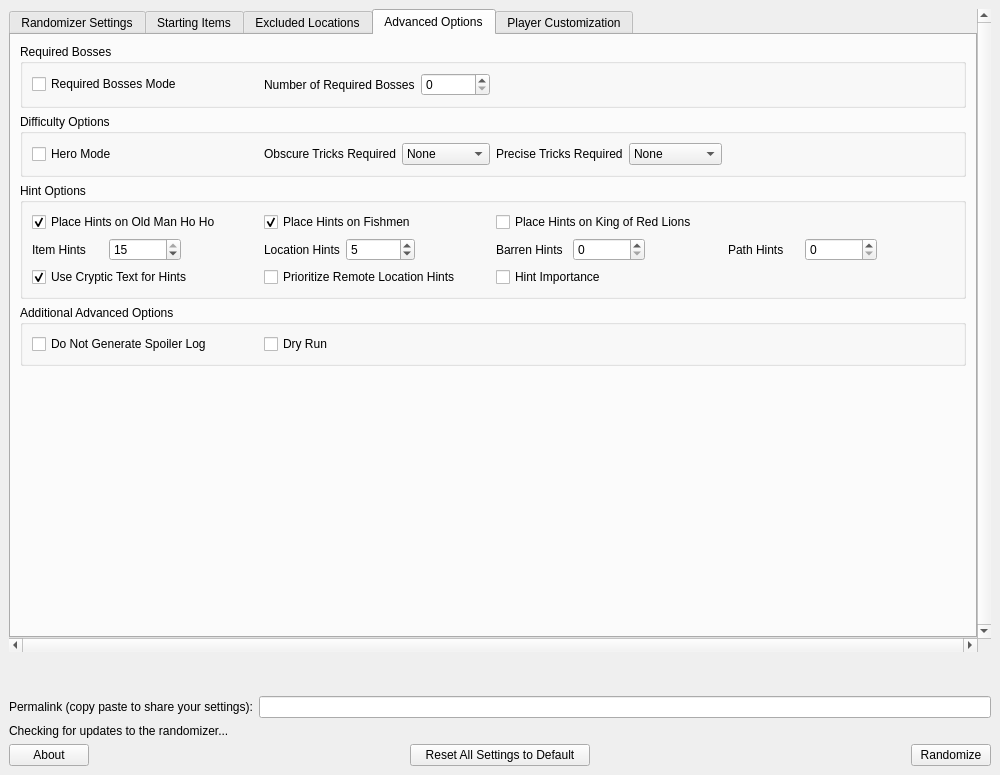
tanjo3/wwrando, file wwr_ui/randomizer_window.ui: the form before one commit.
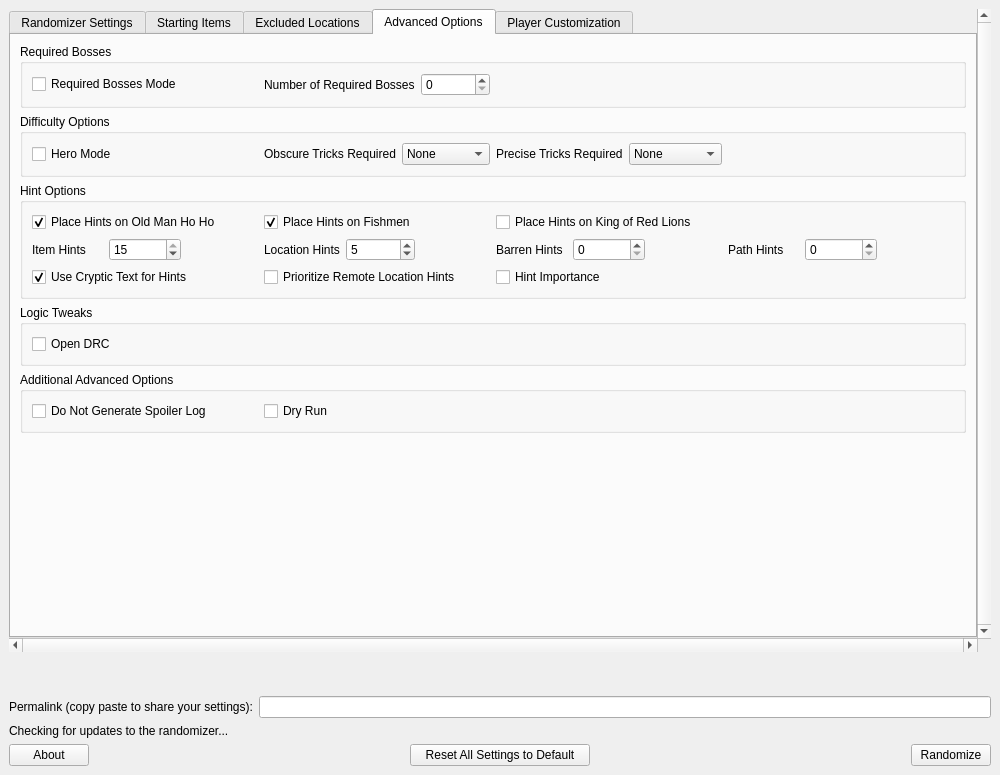
The form after the commit. The open tabs and pages were chosen to show the change. Custom widgets are drawn as their Qt base class.

Commit message: New Feature: Open DRC setting

```diff
--- a/wwr_ui/randomizer_window.ui
+++ b/wwr_ui/randomizer_window.ui
@@ -1297,6 +1297,22 @@
               </layout>
              </widget>
             </item>
+            <item>
+             <widget class="QGroupBox" name="groupBox_logic_tweaks">
+              <property name="title">
+               <string>Logic Tweaks</string>
+              </property>
+              <layout class="QGridLayout" name="gridLayout_logic_tweaks">
+               <item row="0" column="0">
+                <widget class="QCheckBox" name="open_drc">
+                 <property name="text">
+                  <string>Open DRC</string>
+                 </property>
+                </widget>
+               </item>
+              </layout>
+             </widget>
+            </item>
             <item>
              <widget class="QGroupBox" name="groupBox_6">
               <property name="title">
```
Left out of the diff: 1 changed line with no effect on the pictures. The commit also changes 25 other files.
